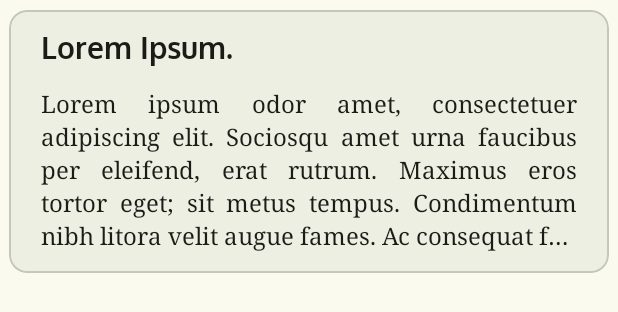
After one commit to eipna/MindBin, an Android app: the layout recycler_note.xml on its own in the app's theme, with its tools: preview values and no code run, on a phone screen of 412 x 824 dp. The commit adds this screen. Shown: the top 312 px of the screen. Run offline under Robolectric (Android 15) with nearby library versions, the phone set to English and light mode, and no system bars.

Commit message:
Added note recycler layout

```diff
--- /dev/null
+++ b/app/src/main/res/layout-v26/recycler_note.xml
@@ -0,0 +1,44 @@
+<?xml version="1.0" encoding="utf-8"?>
+<com.google.android.material.card.MaterialCardView xmlns:android="http://schemas.android.com/apk/res/android"
+    xmlns:app="http://schemas.android.com/apk/res-auto"
+    android:id="@+id/recyclerNoteParent"
+    android:clickable="true"
+    android:focusable="true"
+    android:checkable="true"
+    app:cardUseCompatPadding="true"
+    style="@style/Widget.Material3.CardView.Elevated"
+    app:cardBackgroundColor="?attr/colorSurfaceContainer"
+    android:layout_width="match_parent"
+    android:layout_height="wrap_content">
+
+    <LinearLayout
+        android:orientation="vertical"
+        android:paddingHorizontal="22dp"
+        android:paddingTop="12dp"
+        android:paddingBottom="12dp"
+        android:layout_width="match_parent"
+        android:layout_height="match_parent">
+
+        <com.google.android.material.textview.MaterialTextView
+            android:id="@+id/recyclerNoteTitle"
+            android:text="@string/recycler_note_title"
+            android:textSize="20sp"
+            android:layout_marginBottom="12dp"
+            android:textColor="?attr/colorOnSurface"
+            android:fontFamily="@font/oxygen_bold"
+            android:layout_width="wrap_content"
+            android:layout_height="wrap_content"/>
+
+        <com.google.android.material.textview.MaterialTextView
+            android:id="@+id/recyclerNoteContent"
+            android:text="@string/recycler_note_content"
+            android:textSize="16sp"
+            android:maxLines="5"
+            android:ellipsize="end"
+            android:textColor="?attr/colorOnSurface"
+            android:justificationMode="inter_word"
+            android:fontFamily="@font/noto_serif_regular"
+            android:layout_width="wrap_content"
+            android:layout_height="wrap_content"/>
+    </LinearLayout>
+</com.google.android.material.card.MaterialCardView>
--- /dev/null
+++ b/app/src/main/res/layout/recycler_note.xml
@@ -0,0 +1,43 @@
+<?xml version="1.0" encoding="utf-8"?>
+<com.google.android.material.card.MaterialCardView xmlns:android="http://schemas.android.com/apk/res/android"
+    xmlns:app="http://schemas.android.com/apk/res-auto"
+    android:id="@+id/recyclerNoteParent"
+    android:clickable="true"
+    android:focusable="true"
+    android:checkable="true"
+    app:cardUseCompatPadding="true"
+    app:cardBackgroundColor="?attr/colorSurfaceContainer"
+    android:layout_width="match_parent"
+    android:layout_height="wrap_content">
+
+    <LinearLayout
+        android:orientation="vertical"
+        android:paddingHorizontal="22dp"
+        android:paddingTop="12dp"
+        android:paddingBottom="12dp"
+        android:layout_width="match_parent"
+        android:layout_height="match_parent">
+
+        <com.google.android.material.textview.MaterialTextView
+            android:id="@+id/recyclerNoteTitle"
+            android:text="@string/recycler_note_title"
+            android:textSize="20sp"
+            android:layout_marginBottom="12dp"
+            android:fontFamily="@font/oxygen_bold"
+            android:textColor="?attr/colorOnSurface"
+            android:layout_width="wrap_content"
+            android:layout_height="wrap_content"/>
+
+        <com.google.android.material.textview.MaterialTextView
+            android:id="@+id/recyclerNoteContent"
+            android:text="@string/recycler_note_content"
+            android:textSize="16sp"
+            android:maxLines="5"
+            android:justificationMode="inter_word"
+            android:ellipsize="end"
+            android:textColor="?attr/colorOnSurface"
+            android:fontFamily="@font/noto_serif_regular"
+            android:layout_width="wrap_content"
+            android:layout_height="wrap_content"/>
+    </LinearLayout>
+</com.google.android.material.card.MaterialCardView>
--- a/app/src/main/res/values/strings.xml
+++ b/app/src/main/res/values/strings.xml
@@ -9,4 +9,7 @@
     <string name="input_hint_note_content">Jot something down here…</string>
 
     <string name="menu_share">Share Note</string>
+
+    <string name="recycler_note_title">Lorem Ipsum.</string>
+    <string name="recycler_note_content">Lorem ipsum odor amet, consectetuer adipiscing elit. Sociosqu amet urna faucibus per eleifend, erat rutrum. Maximus eros tortor eget; sit metus tempus. Condimentum nibh litora velit augue fames. Ac consequat fames augue felis; sagittis vitae consectetur adipiscing. Finibus congue gravida litora dis amet. Dictumst elit ridiculus aenean suscipit fringilla placerat ante dictumst consequat. Diam adipiscing semper nunc massa sapien arcu consectetur praesent convallis. Ex ac cras nulla porttitor torquent bibendum.</string>
 </resources>
```
